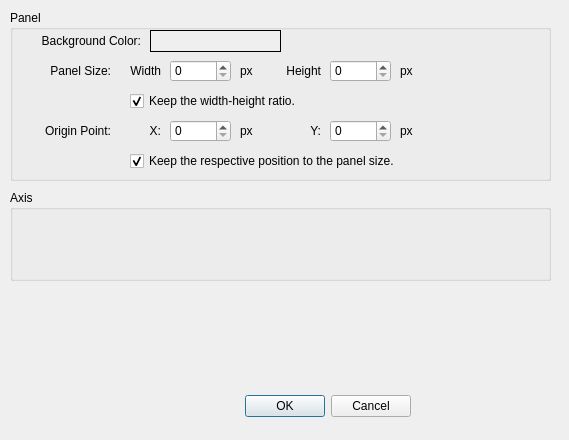
The window that FigureItNow7/finUiGraphConfigDlg.ui (yuylong/FigureItNow) describes before a commit, drawn with Qt 5.
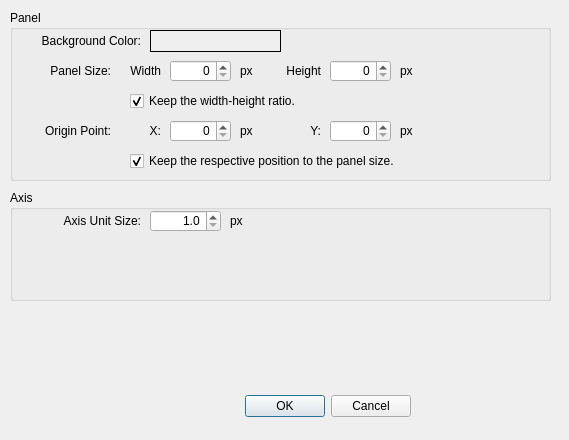
The same window after the commit. Custom widgets are drawn as their Qt base class.

Commit message: Design part of the graph config dialog layout.

Diff of the .ui file:
```diff
--- a/FigureItNow7/finUiGraphConfigDlg.ui
+++ b/FigureItNow7/finUiGraphConfigDlg.ui
@@ -136,6 +136,9 @@
       <height>22</height>
      </rect>
     </property>
+    <property name="alignment">
+     <set>Qt::AlignRight|Qt::AlignTrailing|Qt::AlignVCenter</set>
+    </property>
    </widget>
    <widget class="QSpinBox" name="spbPanelHeight">
     <property name="geometry">
@@ -146,6 +149,9 @@
       <height>22</height>
      </rect>
     </property>
+    <property name="alignment">
+     <set>Qt::AlignRight|Qt::AlignTrailing|Qt::AlignVCenter</set>
+    </property>
    </widget>
    <widget class="QLabel" name="lblPanelHeightUnit">
     <property name="geometry">
@@ -220,6 +226,9 @@
       <height>22</height>
      </rect>
     </property>
+    <property name="alignment">
+     <set>Qt::AlignRight|Qt::AlignTrailing|Qt::AlignVCenter</set>
+    </property>
    </widget>
    <widget class="QSpinBox" name="spbOriginPtY">
     <property name="geometry">
@@ -230,6 +239,9 @@
       <height>22</height>
      </rect>
     </property>
+    <property name="alignment">
+     <set>Qt::AlignRight|Qt::AlignTrailing|Qt::AlignVCenter</set>
+    </property>
    </widget>
    <widget class="QLabel" name="lblOriginPtXUnit">
     <property name="geometry">
@@ -318,12 +330,63 @@
      <x>10</x>
      <y>190</y>
      <width>541</width>
-     <height>91</height>
+     <height>111</height>
     </rect>
    </property>
    <property name="title">
     <string>Axis</string>
    </property>
+   <widget class="QLabel" name="lblPanelSizeTitle_2">
+    <property name="geometry">
+     <rect>
+      <x>10</x>
+      <y>20</y>
+      <width>121</width>
+      <height>22</height>
+     </rect>
+    </property>
+    <property name="text">
+     <string>Axis Unit Size:</string>
+    </property>
+    <property name="alignment">
+     <set>Qt::AlignRight|Qt::AlignTrailing|Qt::AlignVCenter</set>
+    </property>
+   </widget>
+   <widget class="QDoubleSpinBox" name="doubleSpinBox">
+    <property name="geometry">
+     <rect>
+      <x>140</x>
+      <y>20</y>
+      <width>71</width>
+      <height>22</height>
+     </rect>
+    </property>
+    <property name="alignment">
+     <set>Qt::AlignRight|Qt::AlignTrailing|Qt::AlignVCenter</set>
+    </property>
+    <property name="decimals">
+     <number>1</number>
+    </property>
+    <property name="minimum">
+     <double>1.000000000000000</double>
+    </property>
+   </widget>
+   <widget class="QLabel" name="lblOriginPtXUnit_2">
+    <property name="geometry">
+     <rect>
+      <x>220</x>
+      <y>20</y>
+      <width>21</width>
+      <height>22</height>
+     </rect>
+    </property>
+    <property name="text">
+     <string>px</string>
+    </property>
+    <property name="alignment">
+     <set>Qt::AlignLeading|Qt::AlignLeft|Qt::AlignVCenter</set>
+    </property>
+   </widget>
   </widget>
  </widget>
  <customwidgets>
```
